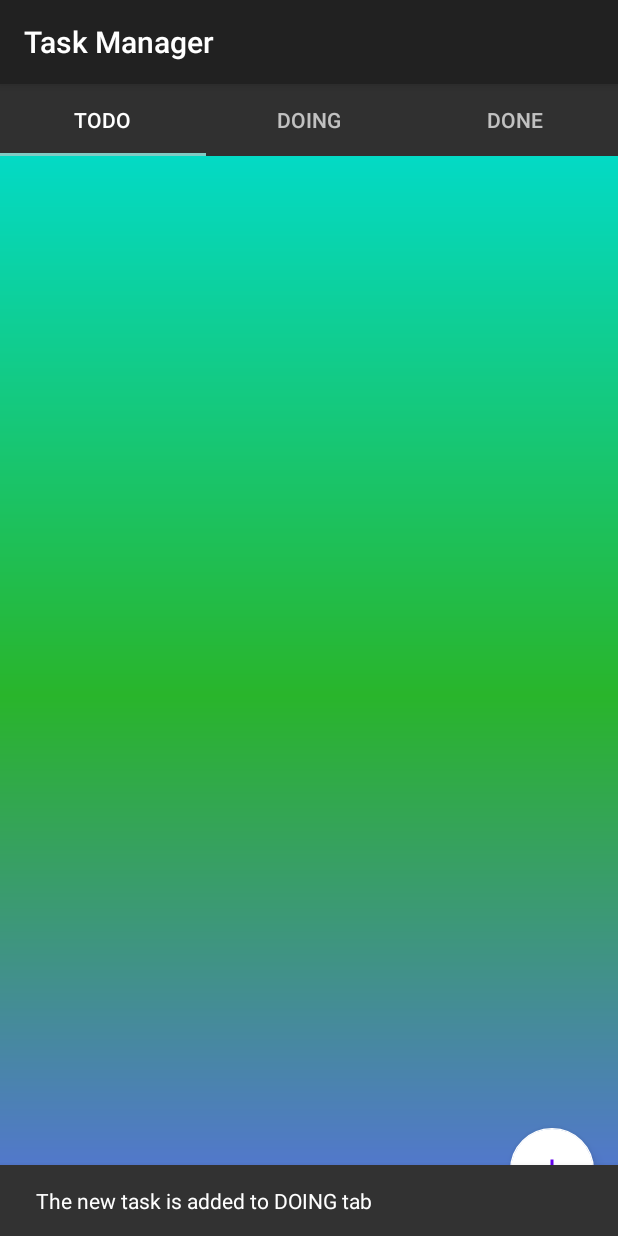
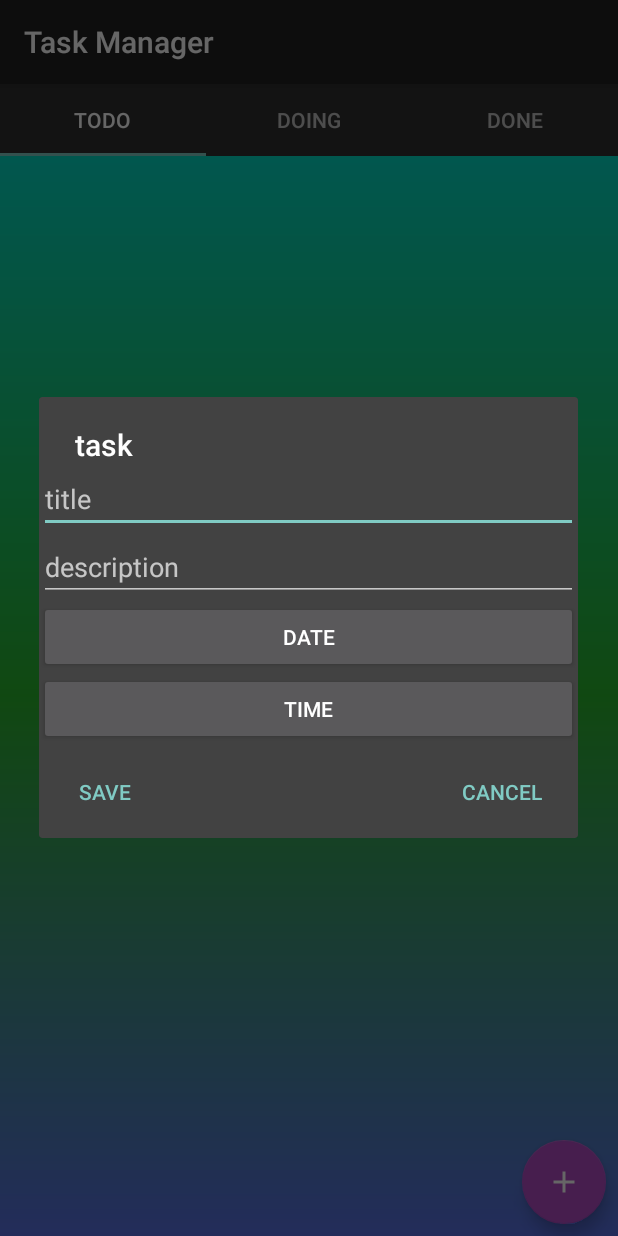
Before and after one commit to sirMojtaba/MyTaskManager, an Android app: the PagerActivity screen opened directly, with no data from a screen before it, after a tap on an icon or button, on a phone screen of 412 x 824 dp. Run offline under Robolectric (Android 15) with nearby library versions, the phone set to English and light mode, and no system bars.

Commit message:
create dialog fragment for floating action button to create new task

```diff
--- a/app/src/main/java/com/example/task/adapter/TaskRecyclerViewAdapter.java
+++ b/app/src/main/java/com/example/task/adapter/TaskRecyclerViewAdapter.java
@@ -66,7 +66,7 @@ public class TaskRecyclerViewAdapter extends RecyclerView.Adapter<TaskRecyclerVi
         }
 
         public void bindTask(Task task) {
-            mTextViewName.setText(task.getName());
+            mTextViewName.setText(task.getTitle());
             mTextViewState.setText(String.valueOf(task.getTaskState()));
         }
     }
--- a/app/src/main/java/com/example/task/controller/activity/PagerActivity.java
+++ b/app/src/main/java/com/example/task/controller/activity/PagerActivity.java
@@ -8,18 +8,15 @@ import android.view.View;
 
 import com.example.task.R;
 import com.example.task.adapter.TaskViewPagerAdapter;
-import com.example.task.controller.fragment.StarterFragment;
+import com.example.task.controller.fragment.TaskDetailDialogFragment;
 import com.example.task.controller.fragment.TaskViewPagerFragment;
-import com.example.task.enums.TaskState;
-import com.example.task.model.Task;
 import com.example.task.repository.TaskRepository;
 import com.google.android.material.floatingactionbutton.FloatingActionButton;
-import com.google.android.material.snackbar.BaseTransientBottomBar;
-import com.google.android.material.snackbar.Snackbar;
 import com.google.android.material.tabs.TabLayout;
 import com.google.android.material.tabs.TabLayoutMediator;
 
 public class PagerActivity extends AppCompatActivity {
+    public static final String TASK_DIALOG_FRAGMENT = "task dialog fragment";
     private TabLayout mTabLayout;
     private ViewPager2 mViewPager;
     private TaskRepository mTaskRepository;
@@ -52,12 +49,14 @@ public class PagerActivity extends AppCompatActivity {
         mFloatingActionButton.setOnClickListener(new View.OnClickListener() {
             @Override
             public void onClick(View v) {
-                String name = mTaskRepository.getTasks().get(0).getName();
+                TaskDetailDialogFragment taskDetailDialogFragment = TaskDetailDialogFragment.newInstance();
+                taskDetailDialogFragment.show(getSupportFragmentManager(), TASK_DIALOG_FRAGMENT);
+                /*String name = mTaskRepository.getTasks().get(0).getName();
                 Task task = new Task(name, StarterFragment.getState());
                 mTaskRepository.addTask(task);
                 Snackbar.make(v, "The new task is added to " + task.getTaskState() + " tab",
                         Snackbar.LENGTH_LONG).show();
-                updateRecyclerView();
+                updateRecyclerView();*/
             }
         });
     }
--- a/app/src/main/java/com/example/task/controller/fragment/StarterFragment.java
+++ b/app/src/main/java/com/example/task/controller/fragment/StarterFragment.java
@@ -88,7 +88,7 @@ public class StarterFragment extends Fragment {
     private List<Task> buildTaskList() {
         List<Task> taskList = new ArrayList<>();
         for (int i = 0; i < Integer.parseInt(mEditTextNumberOfTasks.getText().toString()); i++) {
-            Task task = new Task(mEditTextUserName.getText().toString() + " " + (i + 1), getState());
+            Task task = new Task(mEditTextUserName.getText().toString(), getState());
             taskList.add(task);
         }
         return taskList;
--- /dev/null
+++ b/app/src/main/java/com/example/task/controller/fragment/TaskDetailDialogFragment.java
@@ -0,0 +1,66 @@
+package com.example.task.controller.fragment;
+
+import android.app.AlertDialog;
+import android.app.Dialog;
+import android.os.Bundle;
+import android.view.LayoutInflater;
+import android.view.View;
+import android.widget.Button;
+import android.widget.EditText;
+
+import androidx.annotation.NonNull;
+import androidx.annotation.Nullable;
+import androidx.fragment.app.DialogFragment;
+
+import com.example.task.R;
+
+
+public class TaskDetailDialogFragment extends DialogFragment {
+    private EditText mEditTextTitle;
+    private EditText mEditTextDescription;
+    private Button mButtonDate;
+    private Button mButtonTime;
+
+
+    public TaskDetailDialogFragment() {
+        // Required empty public constructor
+    }
+
+    public static TaskDetailDialogFragment newInstance() {
+        TaskDetailDialogFragment fragment = new TaskDetailDialogFragment();
+        Bundle args = new Bundle();
+        fragment.setArguments(args);
+        return fragment;
+    }
+
+    @Override
+    public void onCreate(Bundle savedInstanceState) {
+        super.onCreate(savedInstanceState);
+
+    }
+
+
+    @NonNull
+    @Override
+    public Dialog onCreateDialog(@Nullable Bundle savedInstanceState) {
+
+        LayoutInflater inflater = LayoutInflater.from(getActivity());
+        View view = inflater.inflate(R.layout.fragment_task_detail_dialog, null);
+        findViews(view);
+        AlertDialog.Builder builder = new AlertDialog.Builder(getActivity());
+        builder.setTitle("task")
+                .setNeutralButton("save", null)
+                .setNegativeButton(android.R.string.cancel, null)
+                .setView(view);
+
+        AlertDialog dialog = builder.create();
+        return dialog;
+    }
+
+    private void findViews(View view) {
+        mEditTextTitle = view.findViewById(R.id.edit_text_new_task_title);
+        mEditTextDescription = view.findViewById(R.id.edit_text_new_task_description);
+        mButtonDate = view.findViewById(R.id.button_new_task_date);
+        mButtonTime = view.findViewById(R.id.button_new_task_time);
+    }
+}
--- a/app/src/main/java/com/example/task/controller/fragment/TaskRecyclerViewFragment.java
+++ b/app/src/main/java/com/example/task/controller/fragment/TaskRecyclerViewFragment.java
@@ -77,7 +77,7 @@ public class TaskRecyclerViewFragment extends Fragment {
         }
 
         public void bindTask(Task task) {
-            mTextViewName.setText(task.getName());
+            mTextViewName.setText(task.getTitle());
             mTextViewState.setText(String.valueOf(task.getTaskState()));
         }
     }
--- a/app/src/main/java/com/example/task/controller/fragment/TaskViewPagerFragment.java
+++ b/app/src/main/java/com/example/task/controller/fragment/TaskViewPagerFragment.java
@@ -42,8 +42,6 @@ public class TaskViewPagerFragment extends Fragment {
         return fragment;
     }
 
-
-
     @Override
     public void onCreate(Bundle savedInstanceState) {
         super.onCreate(savedInstanceState);
--- a/app/src/main/res/layout/activity_pager.xml
+++ b/app/src/main/res/layout/activity_pager.xml
@@ -25,11 +25,14 @@
         android:layout_alignParentEnd="true"
         android:layout_alignParentRight="true"
         android:layout_alignParentBottom="true"
-        android:layout_marginRight="16dp"
-        android:layout_marginBottom="16dp"
+        android:layout_marginStart="8dp"
+        android:layout_marginEnd="8dp"
+        android:layout_marginRight="8dp"
+        android:layout_marginBottom="8dp"
+        android:background="@drawable/gradient"
         android:src="@drawable/ic_add"
-        android:tint="@color/colorPrimary"
-        app:backgroundTint="#FFFFFF" />
+        android:tint="#FFFFFF"
+        app:backgroundTint="#B34CC5" />
 
 
 
--- /dev/null
+++ b/app/src/main/res/layout/fragment_task_detail_dialog.xml
@@ -0,0 +1,38 @@
+<?xml version="1.0" encoding="utf-8"?>
+<LinearLayout xmlns:android="http://schemas.android.com/apk/res/android"
+    xmlns:tools="http://schemas.android.com/tools"
+    android:layout_width="match_parent"
+    android:layout_height="match_parent"
+    android:orientation="vertical"
+    tools:context=".controller.fragment.TaskDetailDialogFragment" >
+
+    <EditText
+        android:id="@+id/edit_text_new_task_title"
+        android:layout_width="match_parent"
+        android:layout_height="wrap_content"
+        android:ems="10"
+        android:gravity="start|top"
+        android:hint="title"
+        android:inputType="textMultiLine" />
+
+    <EditText
+        android:id="@+id/edit_text_new_task_description"
+        android:layout_width="match_parent"
+        android:layout_height="wrap_content"
+        android:ems="10"
+        android:gravity="start|top"
+        android:hint="description"
+        android:inputType="textMultiLine" />
+
+    <Button
+        android:id="@+id/button_new_task_date"
+        android:layout_width="match_parent"
+        android:layout_height="wrap_content"
+        android:text="date" />
+
+    <Button
+        android:id="@+id/button_new_task_time"
+        android:layout_width="match_parent"
+        android:layout_height="wrap_content"
+        android:text="time" />
+</LinearLayout>
```
Also changed, not shown: app/src/main/java/com/example/task/controller/fragment/DatePickerDialogFragment.java (added, +66 -0 lines), app/src/main/java/com/example/task/model/Task.java (+47 -10 lines), app/src/main/res/layout/fragment_date_picker_dialog.xml (added, +14 -0 lines), app/src/main/res/layout/list_row.xml (+15 -1 lines).
